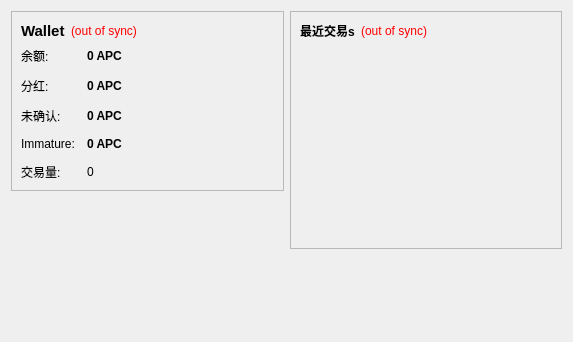
The window that src/qt/forms/overviewpage.ui (Applecoin/Applecoin-Chinese-Client-Source) describes before a commit, drawn with Qt 5.
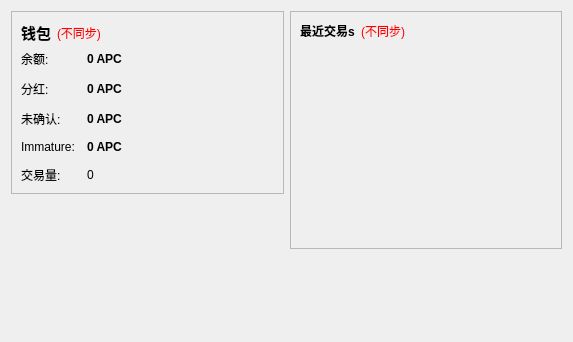
The same window after the commit.

```diff
--- a/src/qt/forms/overviewpage.ui
+++ b/src/qt/forms/overviewpage.ui
@@ -37,7 +37,7 @@
              </font>
             </property>
             <property name="text">
-             <string>Wallet</string>
+             <string>钱包</string>
             </property>
            </widget>
           </item>
@@ -50,7 +50,7 @@
              <string notr="true">QLabel { color: red; }</string>
             </property>
             <property name="text">
-             <string notr="true">(out of sync)</string>
+             <string notr="true">(不同步)</string>
             </property>
             <property name="alignment">
              <set>Qt::AlignLeading|Qt::AlignLeft|Qt::AlignVCenter</set>
@@ -262,7 +262,7 @@
              <string notr="true">QLabel { color: red; }</string>
             </property>
             <property name="text">
-             <string notr="true">(out of sync)</string>
+             <string notr="true">(不同步)</string>
             </property>
             <property name="alignment">
              <set>Qt::AlignRight|Qt::AlignTrailing|Qt::AlignVCenter</set>
```
Left out of the diff: 14 changed lines with no effect on the pictures.
